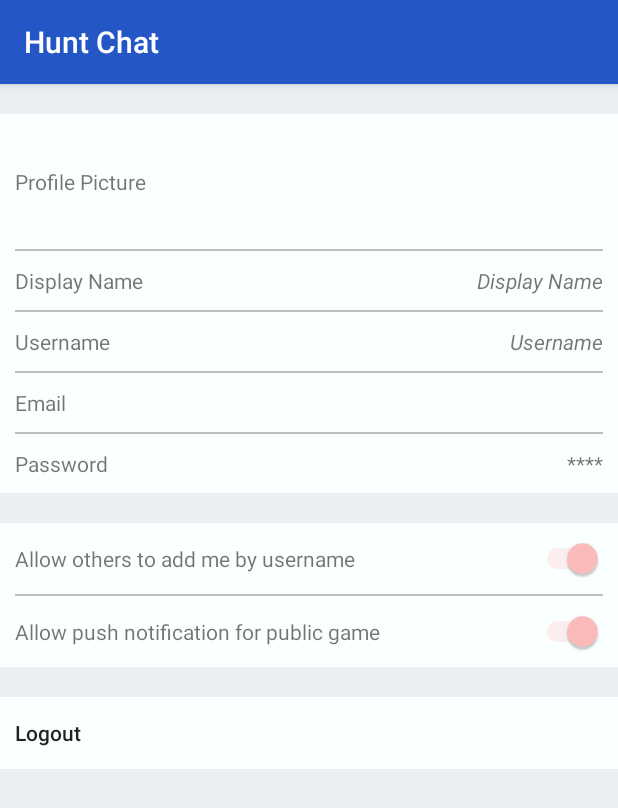
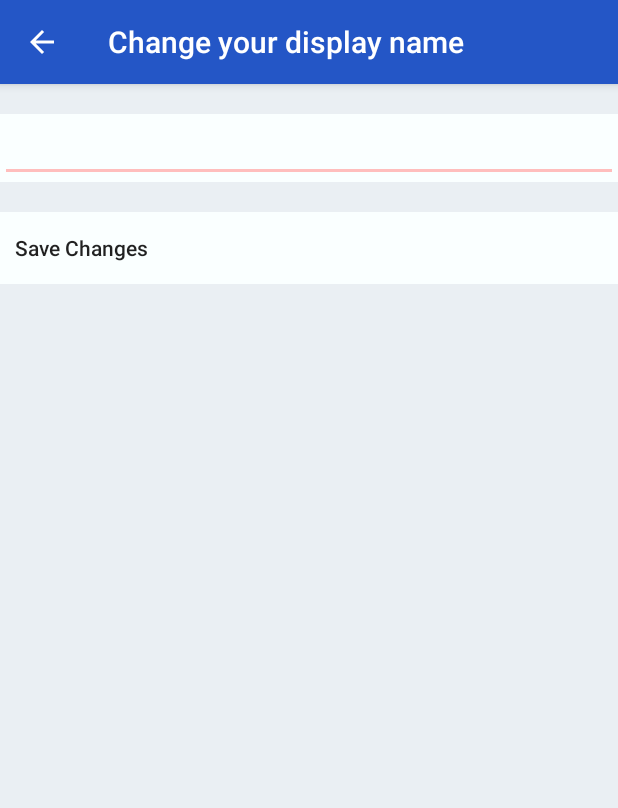
Before and after one commit to KellyHoiYin/hunt-chat, an Android app: the fragment FragmentActivity_settings shown on its own in the app's theme, after a tap on "Display Name", on a phone screen of 412 x 824 dp. Shown: the top 808 px of the screen. Run offline under Robolectric (Android 15) with nearby library versions, the phone set to English and light mode, and no system bars; our stand-ins replace Firebase (no records; nobody signed in at launch, a user with empty details on screens opened directly); libraries missing offline, so code that uses them is left out: com.firebase.ui; 6 statements that could not run were skipped.

Commit message:
Settings Update 1
- added update profile picture
- added update display name
- minor code cleaning

```diff
--- a/app/build.gradle
+++ b/app/build.gradle
@@ -41,4 +41,5 @@ dependencies {
 }
 
 
+
 apply plugin: 'com.google.gms.google-services'
--- /dev/null
+++ b/app/src/main/java/com/kelly/hunt_chat/Settings_display_name.java
@@ -0,0 +1,78 @@
+package com.kelly.hunt_chat;
+
+import android.support.v7.app.AppCompatActivity;
+import android.os.Bundle;
+import android.util.Log;
+import android.view.MenuItem;
+import android.view.View;
+import android.widget.Button;
+import android.widget.EditText;
+
+import com.google.firebase.auth.FirebaseAuth;
+import com.google.firebase.auth.FirebaseUser;
+import com.google.firebase.database.DataSnapshot;
+import com.google.firebase.database.DatabaseError;
+import com.google.firebase.database.DatabaseReference;
+import com.google.firebase.database.FirebaseDatabase;
+import com.google.firebase.database.ValueEventListener;
+import com.google.firebase.storage.StorageReference;
+
+public class Settings_display_name extends AppCompatActivity implements View.OnClickListener {
+
+    private EditText editName;
+    private Button button;
+
+    private FirebaseAuth firebaseAuth;
+    private DatabaseReference databaseReference;
+
+    @Override
+    protected void onCreate(Bundle savedInstanceState){
+        super.onCreate(savedInstanceState);
+        setContentView(R.layout.activity_settings_display_name);
+
+        getSupportActionBar().setDisplayHomeAsUpEnabled(true);
+
+        editName = (EditText) findViewById(R.id.settings_display_name_input);
+        button = (Button) findViewById(R.id.settings_display_name_button);
+
+        firebaseAuth = FirebaseAuth.getInstance();
+
+        final FirebaseUser user = firebaseAuth.getCurrentUser();
+        databaseReference = FirebaseDatabase.getInstance().getReference(getString(R.string.firebase_user)).child(user.getUid()).child(getString(R.string.firebase_displayname));
+
+        databaseReference.addListenerForSingleValueEvent(new ValueEventListener() {
+            @Override
+            public void onDataChange(DataSnapshot dataSnapshot) {
+                //execute every time when there is change
+                editName.setText( dataSnapshot.getValue().toString() );
+            }
+
+            @Override
+            public void onCancelled(DatabaseError databaseError) {
+                Log.e("SettingsDisplayName", databaseError.getMessage());
+            }
+        });
+
+        button.setOnClickListener(this);
+    }
+
+    @Override
+    public boolean onOptionsItemSelected(MenuItem item) {
+        switch (item.getItemId()) {
+            case android.R.id.home:
+                finish();
+                return true;
+        }
+
+        return super.onOptionsItemSelected(item);
+    }
+
+    @Override
+    public void onClick(View v) {
+        if(v == button){
+            databaseReference.setValue(editName.getText().toString().trim());
+            finish();
+        }
+    }
+
+}
--- /dev/null
+++ b/app/src/main/res/drawable/ic_texture_black_24dp.xml
@@ -0,0 +1,9 @@
+<vector xmlns:android="http://schemas.android.com/apk/res/android"
+        android:width="24dp"
+        android:height="24dp"
+        android:viewportWidth="24.0"
+        android:viewportHeight="24.0">
+    <path
+        android:fillColor="@color/grey"
+        android:pathData="M19.51,3.08L3.08,19.51c0.09,0.34 0.27,0.65 0.51,0.9 0.25,0.24 0.56,0.42 0.9,0.51L20.93,4.49c-0.19,-0.69 -0.73,-1.23 -1.42,-1.41zM11.88,3L3,11.88v2.83L14.71,3h-2.83zM5,3c-1.1,0 -2,0.9 -2,2v2l4,-4L5,3zM19,21c0.55,0 1.05,-0.22 1.41,-0.59 0.37,-0.36 0.59,-0.86 0.59,-1.41v-2l-4,4h2zM9.29,21h2.83L21,12.12L21,9.29L9.29,21z"/>
+</vector>
--- /dev/null
+++ b/app/src/main/res/layout/activity_settings_display_name.xml
@@ -0,0 +1,57 @@
+<?xml version="1.0" encoding="utf-8"?>
+<android.support.constraint.ConstraintLayout xmlns:android="http://schemas.android.com/apk/res/android"
+    xmlns:app="http://schemas.android.com/apk/res-auto"
+    xmlns:tools="http://schemas.android.com/tools"
+    android:layout_width="match_parent"
+    android:layout_height="match_parent"
+    tools:context="com.kelly.hunt_chat.Settings_display_name">
+
+    <RelativeLayout
+        android:layout_width="match_parent"
+        android:layout_height="match_parent"
+        android:orientation="vertical">
+
+        <View
+            android:id="@+id/settings_display_name_tabbed_0"
+            android:layout_width="fill_parent"
+            android:layout_height="20dp"
+            android:background="@color/lightGrey"/>
+
+        <EditText
+            android:id="@+id/settings_display_name_input"
+            android:layout_width="match_parent"
+            android:layout_height="wrap_content"
+            android:layout_below="@+id/settings_display_name_tabbed_0"/>
+
+        <View
+            android:id="@+id/settings_display_name_tabbed_1"
+            android:layout_width="fill_parent"
+            android:layout_height="20dp"
+            android:layout_below="@+id/settings_display_name_input"
+            android:background="@color/lightGrey"/>
+
+        <Button
+            android:id="@+id/settings_display_name_button"
+            android:layout_width="match_parent"
+            android:layout_height="wrap_content"
+            android:layout_alignParentLeft="true"
+            android:layout_alignParentStart="true"
+            android:layout_below="@+id/settings_display_name_tabbed_1"
+            android:layout_gravity="start"
+            android:background="@color/windowBackground"
+            android:padding="10dp"
+            android:text="Save Changes"
+            android:textAlignment="viewStart"
+            android:textAllCaps="false"
+            android:stateListAnimator="@null"
+            android:textStyle="normal"/>
+
+        <View
+            android:id="@+id/settings_display_name_tabbed_2"
+            android:layout_width="fill_parent"
+            android:layout_height="fill_parent"
+            android:layout_below="@+id/settings_display_name_button"
+            android:background="@color/lightGrey"/>
+    </RelativeLayout>
+
+</android.support.constraint.ConstraintLayout>
--- a/app/src/main/res/values/strings.xml
+++ b/app/src/main/res/values/strings.xml
@@ -4,6 +4,7 @@
     <!-- Strings related to firebase -->
     <string name="firebase_user">Users</string>
     <string name="firebase_username">username</string>
+    <string name="firebase_displayname">name</string>
 
     <!-- Strings related to login -->
     <string name="prompt_email">Email</string>
@@ -42,4 +43,5 @@
         <item>3</item>
     </string-array>
 
+    <string name="settings_display_name">Change your display name</string>
 </resources>
```
Also changed, not shown: app/src/main/AndroidManifest.xml (+11 -3 lines), app/src/main/java/com/kelly/hunt_chat/FragmentActivity_settings.java (+92 -8 lines), app/src/main/java/com/kelly/hunt_chat/ImageHandler.java (added, +72 -0 lines), app/src/main/java/com/kelly/hunt_chat/RegisterActivity.java (+6 -61 lines).
